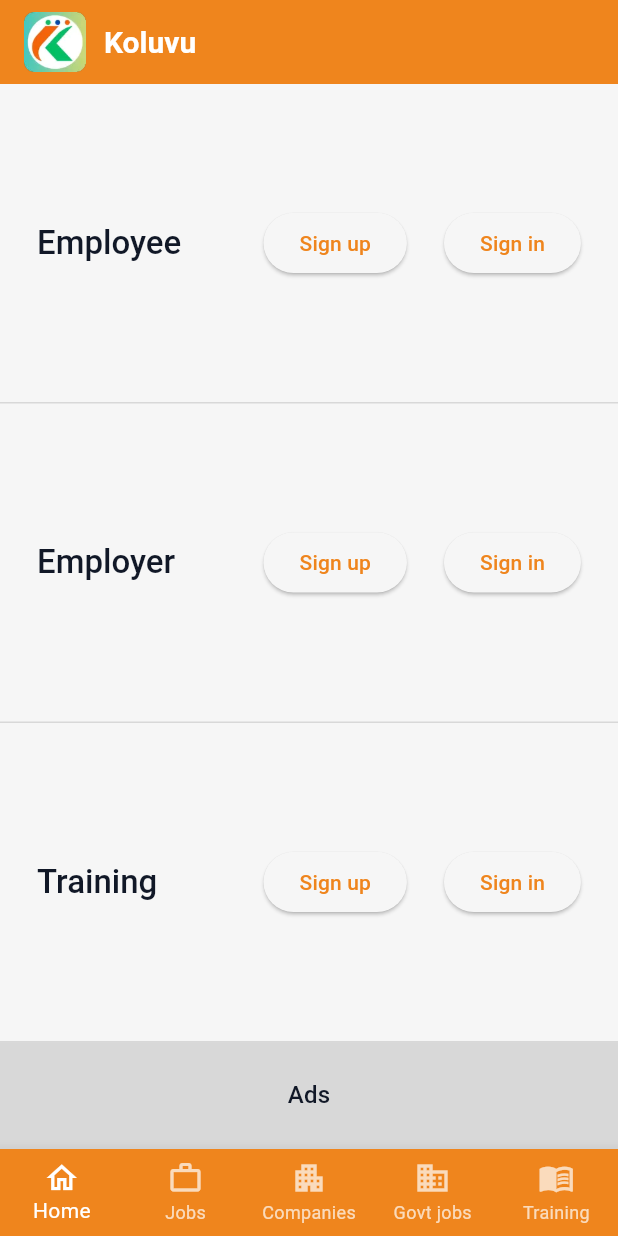
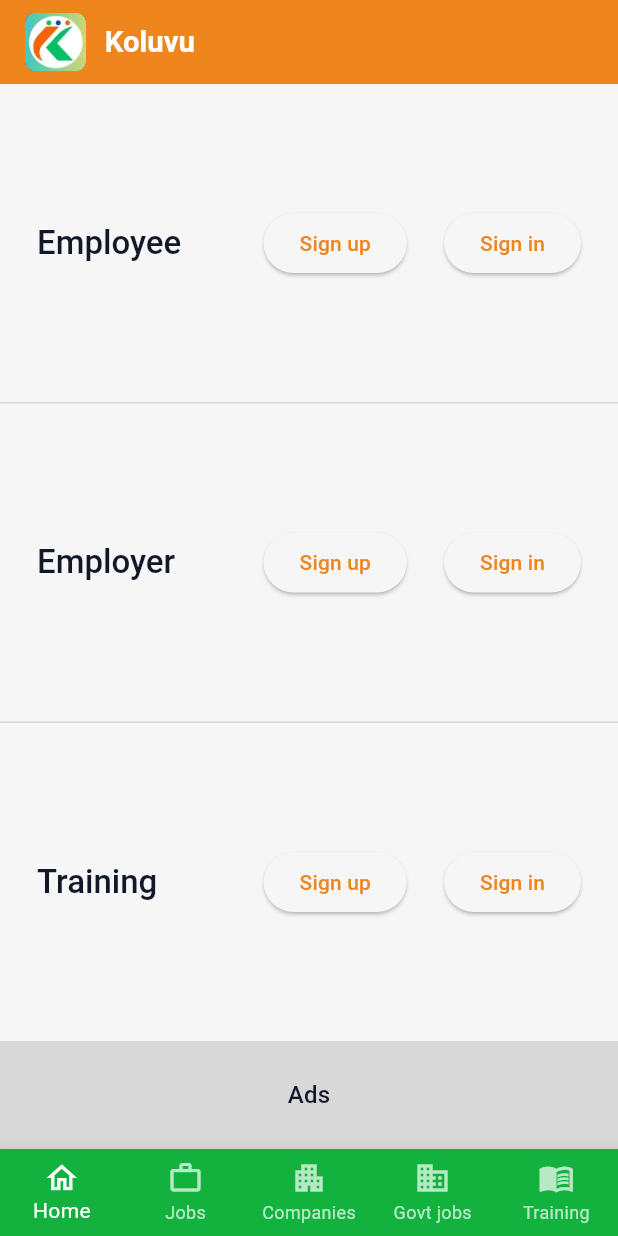
Before and after one commit to Alex-Yu21/Bhuvih-HR-Solutions, a Flutter app: the screen it shows after launch, on a phone screen of 412 x 824 dp. Run offline on Flutter 3.47's test engine with Material 3 defaults, Android fonts, the phone set to English and light mode, and no system bars; our stand-ins replace flutter_screenutil, go_router.

Commit message:
refactor: add screenutil and create common widgets folder

```diff
--- a/lib/app_router.dart
+++ b/lib/app_router.dart
@@ -1,4 +1,4 @@
-import 'package:bhuvih_hr_solutions/presentation/root_view.dart';
+import 'package:bhuvih_hr_solutions/presentation/widgets/root_scaffold.dart';
 import 'package:flutter/material.dart';
 import 'package:go_router/go_router.dart';
 
--- a/lib/main.dart
+++ b/lib/main.dart
@@ -1,6 +1,7 @@
 import 'package:bhuvih_hr_solutions/app_router.dart';
 import 'package:bhuvih_hr_solutions/presentation/resources/theme.dart';
 import 'package:flutter/material.dart';
+import 'package:flutter_screenutil/flutter_screenutil.dart';
 
 void main() {
   runApp(const KoluvuApp());
@@ -10,10 +11,18 @@ class KoluvuApp extends StatelessWidget {
   const KoluvuApp({super.key});
 
   @override
-  Widget build(BuildContext context) => MaterialApp.router(
-    debugShowCheckedModeBanner: false,
-    title: 'Koluvu',
-    theme: appTheme,
-    routerConfig: appRouter,
+  Widget build(BuildContext context) => ScreenUtilInit(
+    useInheritedMediaQuery: true,
+    designSize: Size(390, 844),
+    minTextAdapt: true,
+    splitScreenMode: true,
+    builder: (context, child) {
+      return MaterialApp.router(
+        debugShowCheckedModeBanner: false,
+        title: 'Koluvu',
+        theme: appTheme,
+        routerConfig: appRouter,
+      );
+    },
   );
 }
--- a/lib/presentation/root_view.dart
+++ b/lib/presentation/widgets/root_scaffold.dart
@@ -1,4 +1,5 @@
 import 'package:flutter/material.dart';
+import 'package:flutter_screenutil/flutter_screenutil.dart';
 import 'package:go_router/go_router.dart';
 
 class KoluvuScaffold extends StatelessWidget {
@@ -16,16 +17,16 @@ class KoluvuScaffold extends StatelessWidget {
     return Scaffold(
       appBar: AppBar(
         elevation: 4,
-        titleSpacing: 16,
+        titleSpacing: 16.w,
         backgroundColor: Theme.of(context).colorScheme.primary,
         title: Row(
           children: [
-            Image.asset('assets/icons/koluvu.png', height: 40),
-            const SizedBox(width: 12),
-            const Text(
+            Image.asset('assets/icons/koluvu.png', height: 40.h),
+            SizedBox(width: 12.w),
+            Text(
               'Koluvu',
               style: TextStyle(
-                fontSize: 20,
+                fontSize: 20.sp,
                 fontWeight: FontWeight.w700,
                 color: Colors.white,
               ),
@@ -35,7 +36,7 @@ class KoluvuScaffold extends StatelessWidget {
       ),
       body: child,
       bottomNavigationBar: BottomNavigationBar(
-        backgroundColor: Theme.of(context).colorScheme.primary,
+        backgroundColor: Theme.of(context).colorScheme.secondary,
         selectedItemColor: Colors.white,
         unselectedItemColor: Colors.white70,
         type: BottomNavigationBarType.fixed,
--- a/pubspec.yaml
+++ b/pubspec.yaml
@@ -35,6 +35,7 @@ dependencies:
   # The following adds the Cupertino Icons font to your application.
   # Use with the CupertinoIcons class for iOS style icons.
   cupertino_icons: ^1.0.8
+  flutter_screenutil: ^5.9.3
 
 dev_dependencies:
   flutter_test:
```
Also changed, not shown: pubspec.lock.
